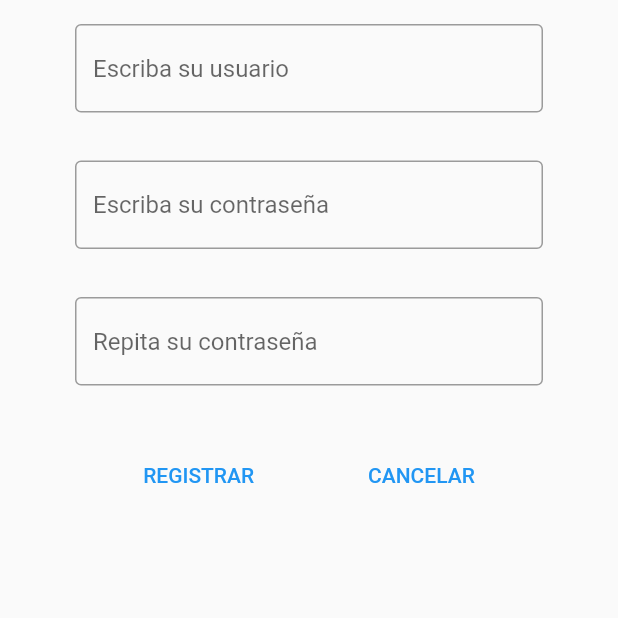
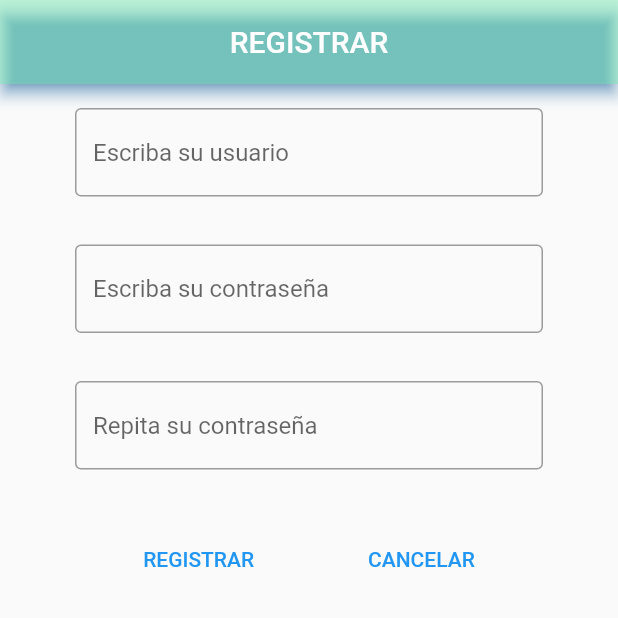
Before and after one commit to marcomar31/martinezmarco_actividades, a Flutter app: the RegisterView screen opened by its route, on a phone screen of 412 x 824 dp, the top half of it. Run offline on Flutter 3.47's test engine with Material 2 defaults, Android fonts, the phone set to English and light mode, and no system bars; our stand-ins replace firebase_auth, firebase_core; accounts and stored records are empty; generated files the repository leaves out were written again.

Commit message:
Commit 15: Añadido AppBar a RegisterView.dart

```diff
--- a/lib/OnBoarding/RegisterView.dart
+++ b/lib/OnBoarding/RegisterView.dart
@@ -13,7 +13,7 @@ class RegisterView extends StatelessWidget {
     // TODO: implement build
     _context = context;
 
-    Column column = new Column(children: [
+    return Scaffold(body: Column(children: [
       //USUARIO
       Padding(padding: EdgeInsets.symmetric(horizontal: 50, vertical: 16),
         child: TextField(
@@ -65,11 +65,15 @@ class RegisterView extends StatelessWidget {
             ,)
           ,)
       ],)
-    ],);
-
-    Scaffold scaffold = Scaffold(body: column,);
-
-    return scaffold;
+    ],),
+        appBar: AppBar(
+    title: const Text("REGISTRAR"),
+    centerTitle: true,
+    shadowColor: Colors.blue,
+    backgroundColor: Colors.greenAccent.withOpacity(0.4),
+    automaticallyImplyLeading: false,
+    ),
+    );
   }
 
   void onClickCancelar() {
```
